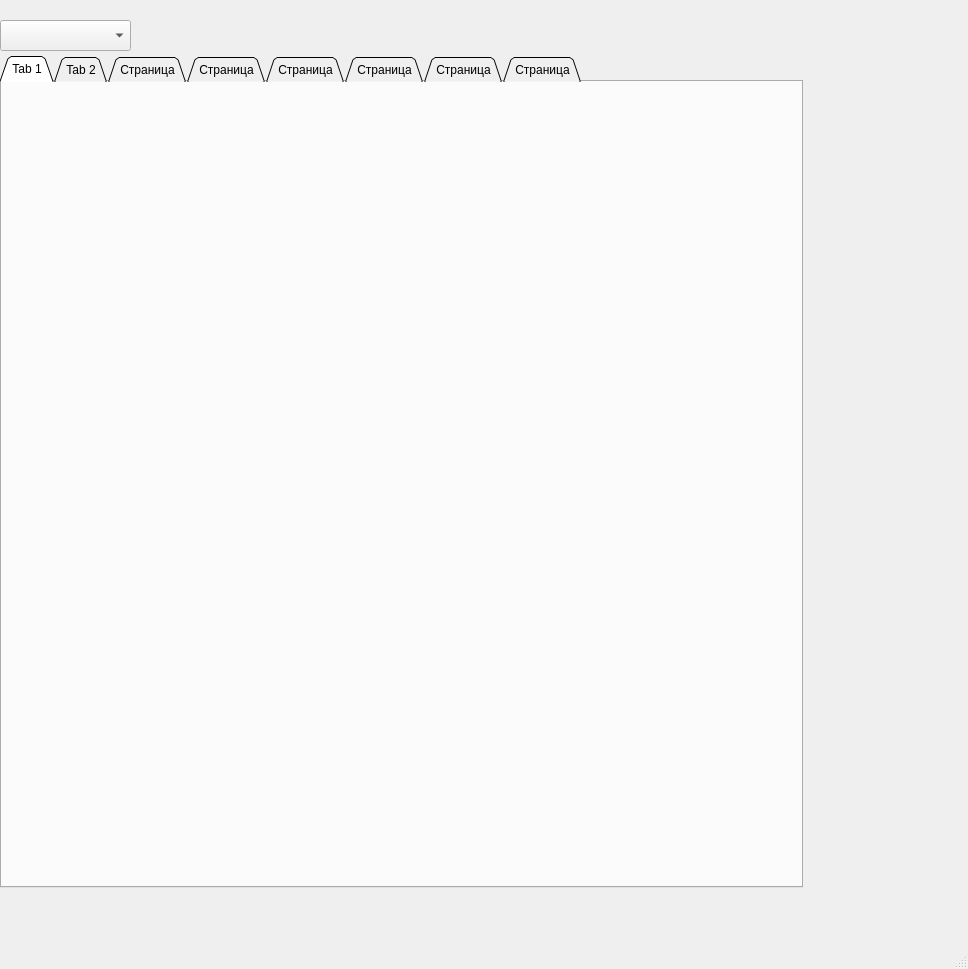
Old version of the form mainwindow.ui in the repository DonDubstep/Skill_Wheel_DnD.
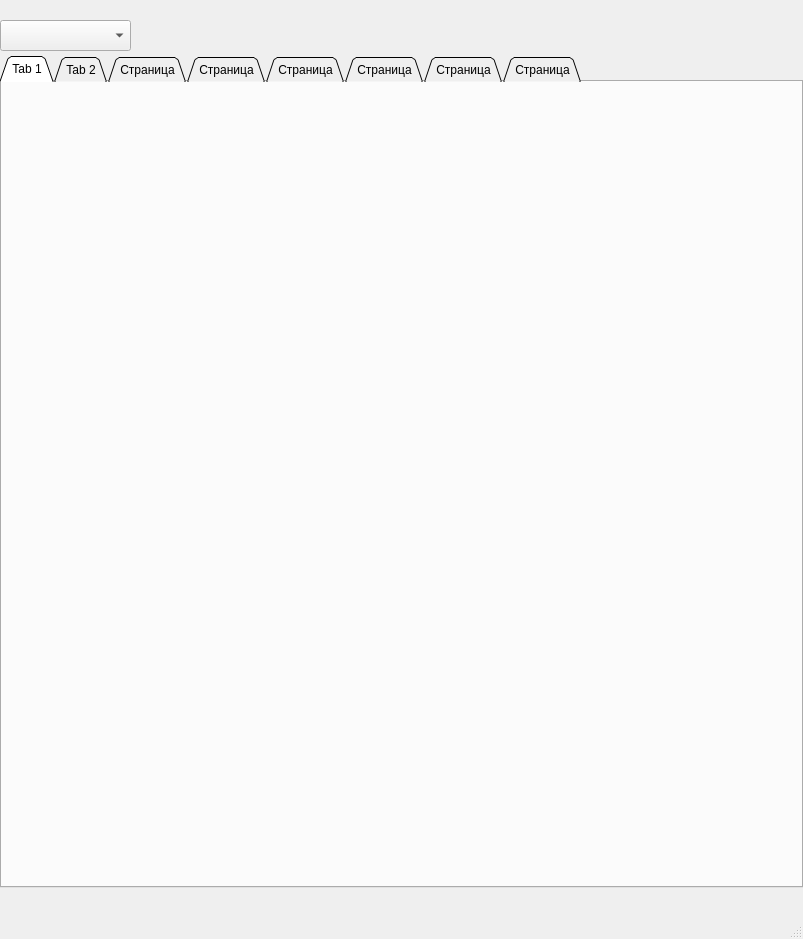
New version of the form.

Commit message: Исправлена центровка и отрегулирован внутренний круг

```diff
--- a/mainwindow.ui
+++ b/mainwindow.ui
@@ -9,8 +9,8 @@
    <rect>
     <x>0</x>
     <y>0</y>
-    <width>968</width>
-    <height>969</height>
+    <width>803</width>
+    <height>939</height>
    </rect>
   </property>
   <property name="sizePolicy">
@@ -21,14 +21,14 @@
   </property>
   <property name="minimumSize">
    <size>
-    <width>0</width>
+    <width>803</width>
     <height>0</height>
    </size>
   </property>
   <property name="maximumSize">
    <size>
-    <width>516161</width>
-    <height>6161661</height>
+    <width>803</width>
+    <height>939</height>
    </size>
   </property>
   <property name="windowTitle">
```
Left out of the diff: 2 changed lines with no effect on the pictures. The commit also changes 2 other files.
